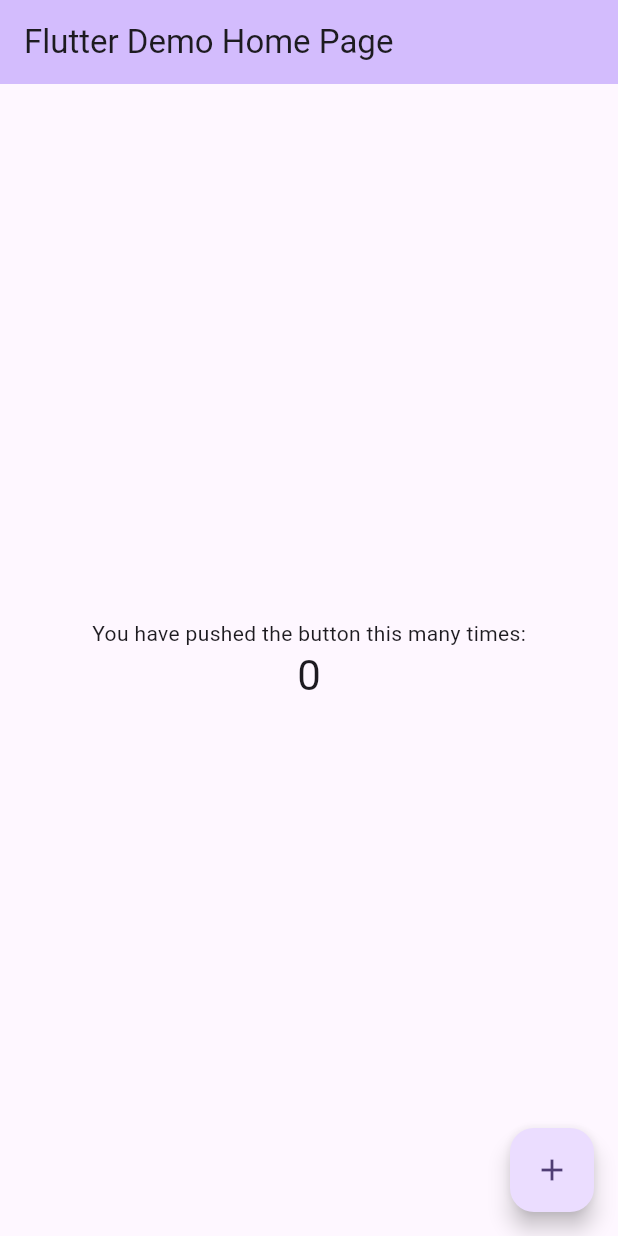
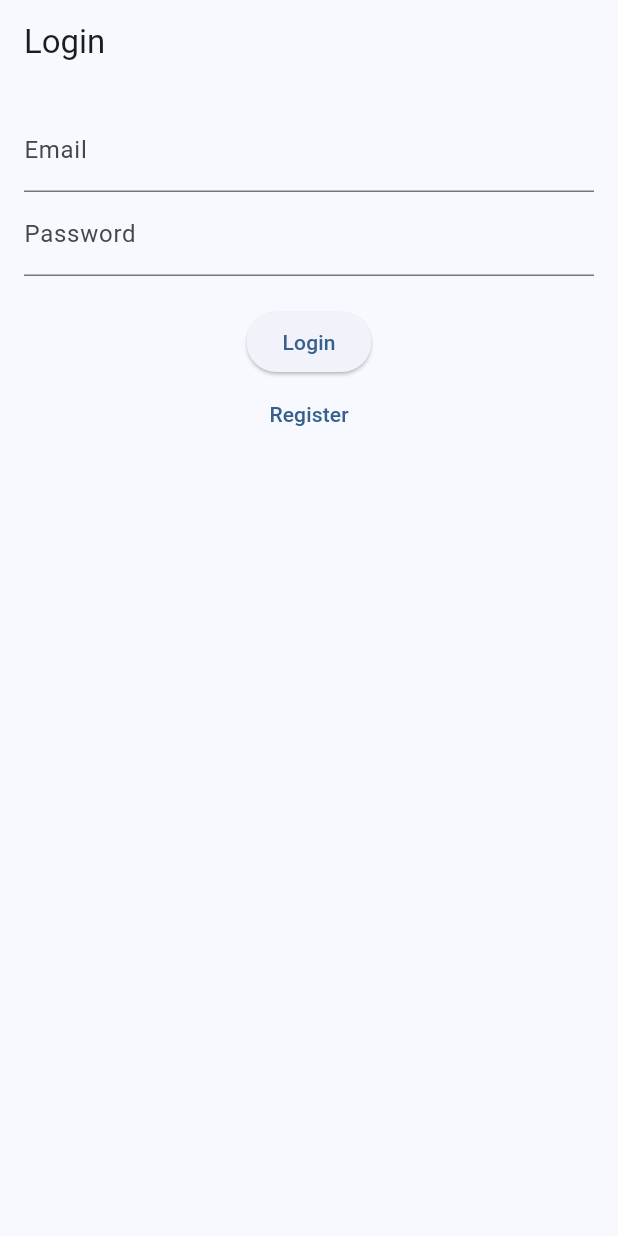
Before and after one commit to s-kroonen/HemelvaartBingo, a Flutter app: the screen it shows after launch, on a phone screen of 412 x 824 dp. Run offline on Flutter 3.47's test engine with Material 3 defaults, Android fonts, the phone set to English and light mode, and no system bars; our stand-ins replace firebase_auth, firebase_core; accounts and stored records are empty.

Commit message:
card ui with basic login via firebase

```diff
--- /dev/null
+++ b/lib/features/auth/presentation/pages/login_page.dart
@@ -0,0 +1,87 @@
+// lib/features/auth/presentation/pages/login_page.dart
+
+import 'package:flutter/material.dart';
+import 'package:firebase_auth/firebase_auth.dart';
+
+class LoginPage extends StatefulWidget {
+  const LoginPage({super.key});
+
+  @override
+  State<LoginPage> createState() => _LoginPageState();
+}
+
+class _LoginPageState extends State<LoginPage> {
+  final emailController = TextEditingController();
+  final passwordController = TextEditingController();
+
+  bool isLoading = false;
+  String? error;
+
+  Future<void> login() async {
+    setState(() {
+      isLoading = true;
+      error = null;
+    });
+
+    try {
+      await FirebaseAuth.instance.signInWithEmailAndPassword(
+        email: emailController.text.trim(),
+        password: passwordController.text.trim(),
+      );
+    } catch (e) {
+      setState(() {
+        error = e.toString();
+      });
+    }
+
+    setState(() => isLoading = false);
+  }
+
+  Future<void> register() async {
+    setState(() => isLoading = true);
+
+    try {
+      await FirebaseAuth.instance.createUserWithEmailAndPassword(
+        email: emailController.text.trim(),
+        password: passwordController.text.trim(),
+      );
+    } catch (e) {
+      setState(() {
+        error = e.toString();
+      });
+    }
+
+    setState(() => isLoading = false);
+  }
+
+  @override
+  Widget build(BuildContext context) {
+    return Scaffold(
+      appBar: AppBar(title: const Text("Login")),
+      body: Padding(
+        padding: const EdgeInsets.all(16),
+        child: Column(
+          children: [
+            TextField(controller: emailController, decoration: const InputDecoration(labelText: "Email")),
+            TextField(controller: passwordController, obscureText: true, decoration: const InputDecoration(labelText: "Password")),
+
+            const SizedBox(height: 20),
+
+            if (error != null)
+              Text(error!, style: const TextStyle(color: Colors.red)),
+
+            ElevatedButton(
+              onPressed: isLoading ? null : login,
+              child: const Text("Login"),
+            ),
+
+            TextButton(
+              onPressed: isLoading ? null : register,
+              child: const Text("Register"),
+            ),
+          ],
+        ),
+      ),
+    );
+  }
+}
--- a/lib/main.dart
+++ b/lib/main.dart
@@ -1,122 +1,61 @@
 import 'package:flutter/material.dart';
+import 'package:firebase_core/firebase_core.dart';
+import 'package:firebase_auth/firebase_auth.dart';
 
-void main() {
+import 'firebase_options.dart';
+import 'core/main_screen.dart';
+import 'features/auth/presentation/pages/login_page.dart';
+
+void main() async {
+  WidgetsFlutterBinding.ensureInitialized();
+
+  await Firebase.initializeApp(
+    options: DefaultFirebaseOptions.currentPlatform,
+  );
+
   runApp(const MyApp());
 }
 
 class MyApp extends StatelessWidget {
   const MyApp({super.key});
 
-  // This widget is the root of your application.
   @override
   Widget build(BuildContext context) {
     return MaterialApp(
-      title: 'Flutter Demo',
+      title: 'Family Bingo',
       theme: ThemeData(
-        // This is the theme of your application.
-        //
-        // TRY THIS: Try running your application with "flutter run". You'll see
-        // the application has a purple toolbar. Then, without quitting the app,
-        // try changing the seedColor in the colorScheme below to Colors.green
-        // and then invoke "hot reload" (save your changes or press the "hot
-        // reload" button in a Flutter-supported IDE, or press "r" if you used
-        // the command line to start the app).
-        //
-        // Notice that the counter didn't reset back to zero; the application
-        // state is not lost during the reload. To reset the state, use hot
-        // restart instead.
-        //
-        // This works for code too, not just values: Most code changes can be
-        // tested with just a hot reload.
-        colorScheme: .fromSeed(seedColor: Colors.deepPurple),
+        colorScheme: ColorScheme.fromSeed(seedColor: Colors.blue),
+        useMaterial3: true,
       ),
-      home: const MyHomePage(title: 'Flutter Demo Home Page'),
+      home: const AuthGate(),
     );
   }
 }
 
-class MyHomePage extends StatefulWidget {
-  const MyHomePage({super.key, required this.title});
-
-  // This widget is the home page of your application. It is stateful, meaning
-  // that it has a State object (defined below) that contains fields that affect
-  // how it looks.
-
-  // This class is the configuration for the state. It holds the values (in this
-  // case the title) provided by the parent (in this case the App widget) and
-  // used by the build method of the State. Fields in a Widget subclass are
-  // always marked "final".
-
-  final String title;
-
-  @override
-  State<MyHomePage> createState() => _MyHomePageState();
-}
-
-class _MyHomePageState extends State<MyHomePage> {
-  int _counter = 0;
-
-  void _incrementCounter() {
-    setState(() {
-      // This call to setState tells the Flutter framework that something has
-      // changed in this State, which causes it to rerun the build method below
-      // so that the display can reflect the updated values. If we changed
-      // _counter without calling setState(), then the build method would not be
-      // called again, and so nothing would appear to happen.
-      _counter++;
-    });
-  }
+class AuthGate extends StatelessWidget {
+  const AuthGate({super.key});
 
   @override
   Widget build(BuildContext context) {
-    // This method is rerun every time setState is called, for instance as done
-    // by the _incrementCounter method above.
-    //
-    // The Flutter framework has been optimized to make rerunning build methods
-    // fast, so that you can just rebuild anything that needs updating rather
-    // than having to individually change instances of widgets.
-    return Scaffold(
-      appBar: AppBar(
-        // TRY THIS: Try changing the color here to a specific color (to
-        // Colors.amber, perhaps?) and trigger a hot reload to see the AppBar
-        // change color while the other colors stay the same.
-        backgroundColor: Theme.of(context).colorScheme.inversePrimary,
-        // Here we take the value from the MyHomePage object that was created by
-        // the App.build method, and use it to set our appbar title.
-        title: Text(widget.title),
-      ),
-      body: Center(
-        // Center is a layout widget. It takes a single child and positions it
-        // in the middle of the parent.
-        child: Column(
-          // Column is also a layout widget. It takes a list of children and
-          // arranges them vertically. By default, it sizes itself to fit its
-          // children horizontally, and tries to be as tall as its parent.
-          //
-          // Column has various properties to control how it sizes itself and
-          // how it positions its children. Here we use mainAxisAlignment to
-          // center the children vertically; the main axis here is the vertical
-          // axis because Columns are vertical (the cross axis would be
-          // horizontal).
-          //
-          // TRY THIS: Invoke "debug painting" (choose the "Toggle Debug Paint"
-          // action in the IDE, or press "p" in the console), to see the
-          // wireframe for each widget.
-          mainAxisAlignment: .center,
-          children: [
-            const Text('You have pushed the button this many times:'),
-            Text(
-              '$_counter',
-              style: Theme.of(context).textTheme.headlineMedium,
-            ),
-          ],
-        ),
-      ),
-      floatingActionButton: FloatingActionButton(
-        onPressed: _incrementCounter,
-        tooltip: 'Increment',
-        child: const Icon(Icons.add),
-      ),
+    // This automatically updates when login state changes
+    return StreamBuilder<User?>(
+      stream: FirebaseAuth.instance.authStateChanges(),
+      builder: (context, snapshot) {
+        // ⏳ Loading state
+        if (snapshot.connectionState == ConnectionState.waiting) {
+          return const Scaffold(
+            body: Center(child: CircularProgressIndicator()),
+          );
+        }
+
+        // Not logged in
+        if (!snapshot.hasData) {
+          return const LoginPage();
+        }
+
+        // Logged in
+        return const MainScreen();
+      },
     );
   }
 }
```
Also changed, not shown: lib/core/main_screen.dart (added, +36 -0 lines), lib/features/card/presentation/pages/card_page.dart (added, +34 -0 lines), lib/features/card/presentation/widgets/bingo_cell.dart (added, +40 -0 lines), lib/features/card/presentation/widgets/bingo_grid.dart (added, +53 -0 lines), lib/features/card/presentation/widgets/event_list.dart (added, +40 -0 lines), lib/shared/widgets/main_navigation.dart (added, +45 -0 lines), pubspec.yaml (+7 -0 lines), firebase.json (added), lib/firebase_options.dart (added), pubspec.lock, 3 other files.
